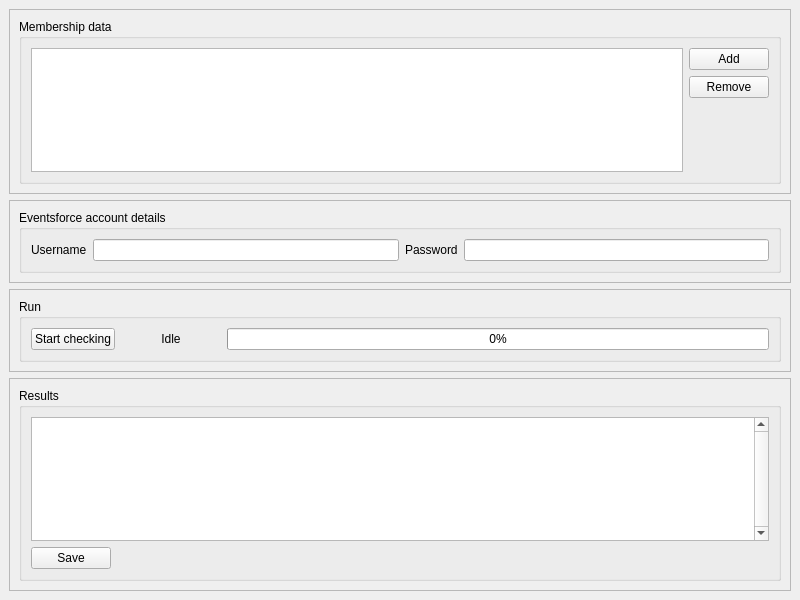
The window that ui/membercheck.ui (asuffield/ef-editor) describes before a commit, drawn with Qt 5.
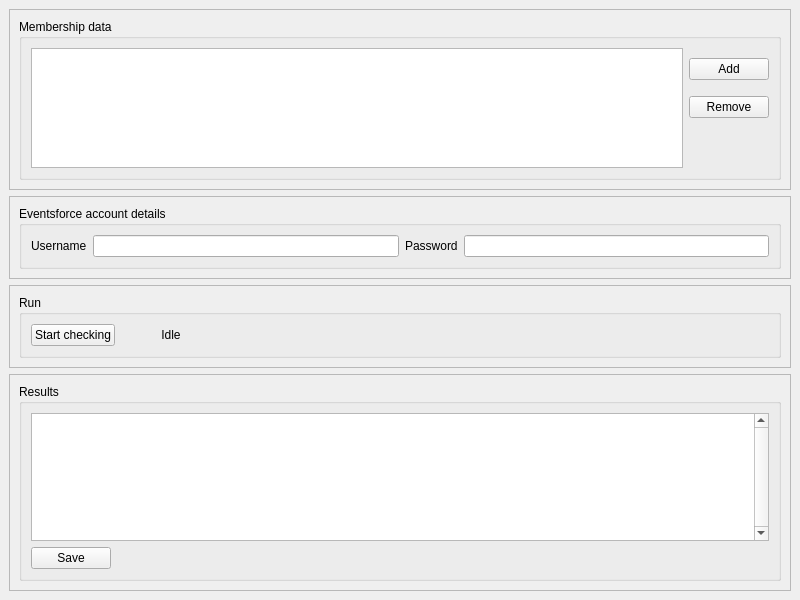
The same window after the commit.

Commit message: Start work on import/export, mostly finish membercheck

```diff
--- a/ui/membercheck.ui
+++ b/ui/membercheck.ui
@@ -17,6 +17,12 @@
    <layout class="QVBoxLayout" name="verticalLayout_3">
     <item>
      <widget class="QFrame" name="frame_2">
+      <property name="sizePolicy">
+       <sizepolicy hsizetype="Preferred" vsizetype="Minimum">
+        <horstretch>0</horstretch>
+        <verstretch>0</verstretch>
+       </sizepolicy>
+      </property>
       <property name="frameShape">
        <enum>QFrame::StyledPanel</enum>
       </property>
@@ -26,12 +32,36 @@
       <layout class="QHBoxLayout" name="horizontalLayout_4">
        <item>
         <widget class="QGroupBox" name="groupBox_2">
+         <property name="sizePolicy">
+          <sizepolicy hsizetype="Preferred" vsizetype="Minimum">
+           <horstretch>0</horstretch>
+           <verstretch>0</verstretch>
+          </sizepolicy>
+         </property>
          <property name="title">
           <string>Membership data</string>
          </property>
          <layout class="QHBoxLayout" name="horizontalLayout_5">
           <item>
            <widget class="QTableView" name="input_files">
+            <property name="sizePolicy">
+             <sizepolicy hsizetype="Expanding" vsizetype="Minimum">
+              <horstretch>0</horstretch>
+              <verstretch>0</verstretch>
+             </sizepolicy>
+            </property>
+            <property name="minimumSize">
+             <size>
+              <width>0</width>
+              <height>120</height>
+             </size>
+            </property>
+            <property name="maximumSize">
+             <size>
+              <width>16777215</width>
+              <height>120</height>
+             </size>
+            </property>
             <property name="horizontalScrollBarPolicy">
              <enum>Qt::ScrollBarAlwaysOff</enum>
             </property>
@@ -79,6 +109,9 @@
               <property name="orientation">
                <enum>Qt::Vertical</enum>
               </property>
+              <property name="sizeType">
+               <enum>QSizePolicy::Minimum</enum>
+              </property>
               <property name="sizeHint" stdset="0">
                <size>
                 <width>20</width>
@@ -97,6 +130,12 @@
     </item>
     <item>
      <widget class="QFrame" name="frame">
+      <property name="sizePolicy">
+       <sizepolicy hsizetype="Preferred" vsizetype="Minimum">
+        <horstretch>0</horstretch>
+        <verstretch>0</verstretch>
+       </sizepolicy>
+      </property>
       <property name="frameShape">
        <enum>QFrame::StyledPanel</enum>
       </property>
@@ -128,7 +167,11 @@
            </widget>
           </item>
           <item>
-           <widget class="QLineEdit" name="password"/>
+           <widget class="QLineEdit" name="password">
+            <property name="echoMode">
+             <enum>QLineEdit::Password</enum>
+            </property>
+           </widget>
           </item>
          </layout>
         </widget>
@@ -138,6 +181,12 @@
     </item>
     <item>
      <widget class="QFrame" name="frame_4">
+      <property name="sizePolicy">
+       <sizepolicy hsizetype="Preferred" vsizetype="Minimum">
+        <horstretch>0</horstretch>
+        <verstretch>0</verstretch>
+       </sizepolicy>
+      </property>
       <property name="minimumSize">
        <size>
         <width>0</width>
@@ -174,6 +223,12 @@
             </item>
             <item>
              <widget class="QLabel" name="status">
+              <property name="sizePolicy">
+               <sizepolicy hsizetype="Minimum" vsizetype="Preferred">
+                <horstretch>0</horstretch>
+                <verstretch>0</verstretch>
+               </sizepolicy>
+              </property>
               <property name="minimumSize">
                <size>
                 <width>100</width>
@@ -189,9 +244,18 @@
              </widget>
             </item>
             <item>
-             <widget class="QProgressBar" name="progress">
-              <property name="value">
-               <number>0</number>
+             <widget class="QLabel" name="progress">
+              <property name="sizePolicy">
+               <sizepolicy hsizetype="Expanding" vsizetype="Preferred">
+                <horstretch>0</horstretch>
+                <verstretch>0</verstretch>
+               </sizepolicy>
+              </property>
+              <property name="text">
+               <string/>
+              </property>
+              <property name="alignment">
+               <set>Qt::AlignCenter</set>
               </property>
              </widget>
             </item>
@@ -205,6 +269,12 @@
     </item>
     <item>
      <widget class="QFrame" name="frame_3">
+      <property name="sizePolicy">
+       <sizepolicy hsizetype="Preferred" vsizetype="Expanding">
+        <horstretch>0</horstretch>
+        <verstretch>0</verstretch>
+       </sizepolicy>
+      </property>
       <property name="frameShape">
        <enum>QFrame::StyledPanel</enum>
       </property>
@@ -233,10 +303,16 @@
              <bool>false</bool>
             </property>
             <attribute name="horizontalHeaderVisible">
+             <bool>true</bool>
+            </attribute>
+            <attribute name="horizontalHeaderStretchLastSection">
+             <bool>true</bool>
+            </attribute>
+            <attribute name="verticalHeaderVisible">
              <bool>false</bool>
             </attribute>
             <attribute name="verticalHeaderShowSortIndicator" stdset="0">
-             <bool>true</bool>
+             <bool>false</bool>
             </attribute>
            </widget>
           </item>
```
Left out of the diff: 3 changed lines with no effect on the pictures. The commit also changes 10 other files.
